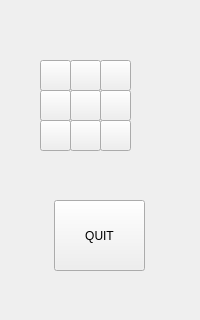
First picture: the form in mainwindow.ui, repository sharwick/plock, before the edit.
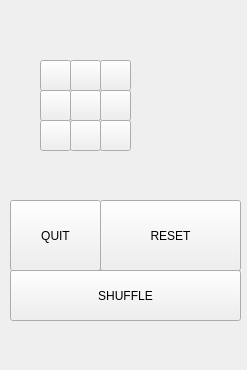
Second picture: the form after the edit.

Commit message: Added reset and shell for shuffle.

Diff of the .ui file:
```diff
--- a/mainwindow.ui
+++ b/mainwindow.ui
@@ -6,8 +6,8 @@
    <rect>
     <x>0</x>
     <y>0</y>
-    <width>200</width>
-    <height>320</height>
+    <width>247</width>
+    <height>370</height>
    </rect>
   </property>
   <property name="windowTitle">
@@ -191,7 +191,7 @@
    <widget class="QPushButton" name="quitButton">
     <property name="geometry">
      <rect>
-      <x>54</x>
+      <x>10</x>
       <y>200</y>
       <width>91</width>
       <height>71</height>
@@ -201,6 +201,32 @@
      <string>QUIT</string>
     </property>
    </widget>
+   <widget class="QPushButton" name="resetButton">
+    <property name="geometry">
+     <rect>
+      <x>100</x>
+      <y>200</y>
+      <width>141</width>
+      <height>71</height>
+     </rect>
+    </property>
+    <property name="text">
+     <string>RESET</string>
+    </property>
+   </widget>
+   <widget class="QPushButton" name="pushButton">
+    <property name="geometry">
+     <rect>
+      <x>10</x>
+      <y>270</y>
+      <width>231</width>
+      <height>51</height>
+     </rect>
+    </property>
+    <property name="text">
+     <string>SHUFFLE</string>
+    </property>
+   </widget>
   </widget>
   <widget class="QMenuBar" name="menuBar">
    <property name="geometry">
```
Left out of the diff: 48 changed lines with no effect on the pictures. The commit also changes 5 other files.
